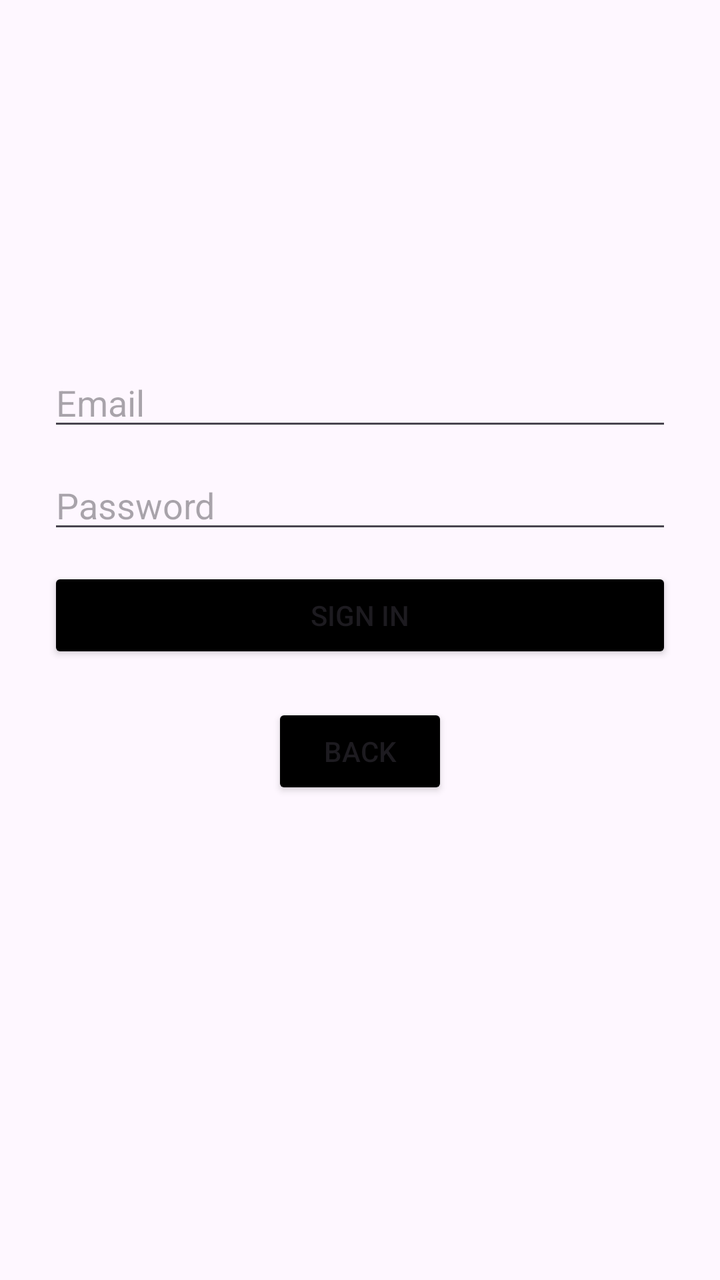
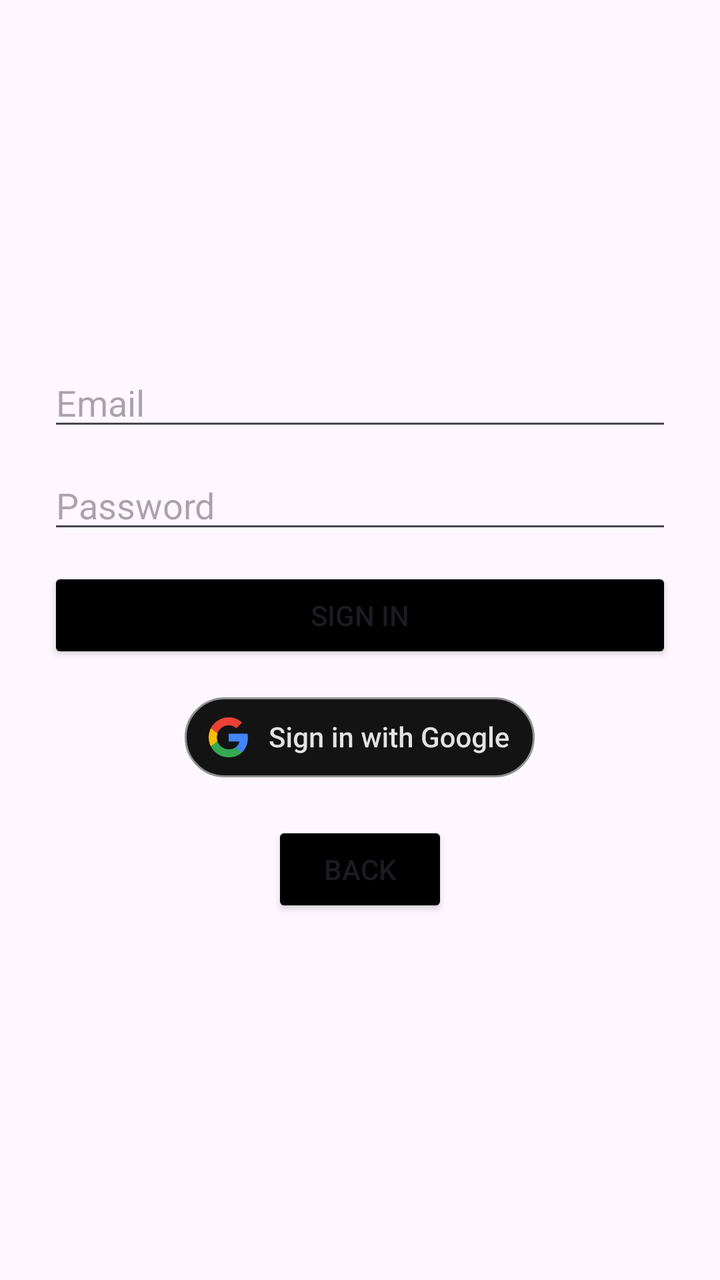

An Android layout rendered at two revisions. The XML below is the earlier revision; the diff shows what the commit changed to produce the second picture.
<!-- AndroidManifest.xml: application theme Theme.KeepPace -->
<!-- res/layout/activity_email_password.xml -->
<?xml version="1.0" encoding="utf-8"?>
<LinearLayout xmlns:android="http://schemas.android.com/apk/res/android"
    xmlns:tools="http://schemas.android.com/tools"
    xmlns:app="http://schemas.android.com/apk/res-auto"
    android:orientation="vertical"
    android:padding="24dp"
    android:gravity="center_horizontal"
    android:layout_width="match_parent"
    android:layout_height="match_parent"
    tools:context="com.comp380.keeppace.EmailPasswordActivity">

    
    <EditText
        android:id="@+id/fieldEmail"
        android:hint="Email"
        android:inputType="textEmailAddress"
        android:layout_width="match_parent"
        android:layout_height="wrap_content"
        android:autofillHints="emailAddress"
        android:importantForAutofill="yes"
        android:layout_marginTop="155dp"/>

    
    <EditText
        android:id="@+id/fieldPassword"
        android:hint="Password"
        android:inputType="textPassword"
        android:layout_width="match_parent"
        android:layout_height="wrap_content"
        android:autofillHints="password"
        android:importantForAutofill="yes"
        android:layout_marginTop="10dp" />

    

    
  

    
    <Button
        android:id="@+id/emailSignInButton"
        android:layout_width="match_parent"
        android:layout_height="wrap_content"
        android:layout_marginTop="12dp"
        android:text="Sign In"
        app:backgroundTint="@color/black"/>
    />

    
    <Button
        android:id="@+id/backButton"
        android:layout_width="wrap_content"
        android:layout_height="wrap_content"
        android:layout_marginTop="20dp"
        android:text="Back"
        app:backgroundTint="@color/black"/>
    />

</LinearLayout>
<!-- resources referenced by this layout -->
<resources>
  <color name="black">#FF000000</color>
  <style name="Theme.KeepPace" parent="Theme.Material3.Light.NoActionBar">
          
      </style>
</resources>

<!-- the commit's change to res/layout/activity_email_password.xml (unified diff, before → after) -->
@@ -7,7 +7,8 @@
     android:gravity="center_horizontal"
     android:layout_width="match_parent"
     android:layout_height="match_parent"
-    tools:context="com.comp380.keeppace.EmailPasswordActivity">
+    tools:context="com.comp380.keeppace.EmailPasswordActivity"
+    tools:ignore="ExtraText">
 
     
     <EditText
@@ -44,16 +45,31 @@
         android:layout_marginTop="12dp"
         android:text="Sign In"
         app:backgroundTint="@color/black"/>
-    />
+
+
+    <ImageView
+        android:id="@+id/googleLogo"
+        android:layout_width="wrap_content"
+        android:layout_height="wrap_content"
+        android:layout_gravity="center"
+        android:layout_marginTop="5dp"
+        android:clickable="true"
+        android:contentDescription="TODO"
+        android:focusable="true"
+        android:foreground="?attr/selectableItemBackgroundBorderless"
+        android:padding="12dp"
+        android:src="@drawable/android_dark_rd_si"
+        tools:ignore="ContentDescription,HardcodedText" />
+
 
     
     <Button
         android:id="@+id/backButton"
         android:layout_width="wrap_content"
         android:layout_height="wrap_content"
-        android:layout_marginTop="20dp"
+        android:layout_marginTop="10dp"
         android:text="Back"
         app:backgroundTint="@color/black"/>
-    />
+
 
 </LinearLayout>
<!-- resource entries referenced after the edit -->
@@ -1,6 +1,7 @@
 <!-- resources referenced by this layout -->
 <resources>
   <color name="black">#FF000000</color>
+  <!-- drawable android_dark_rd_si: vector/xml drawable (drawable, 15094 chars, omitted) -->
   <style name="Theme.KeepPace" parent="Theme.Material3.Light.NoActionBar">
           
       </style>
